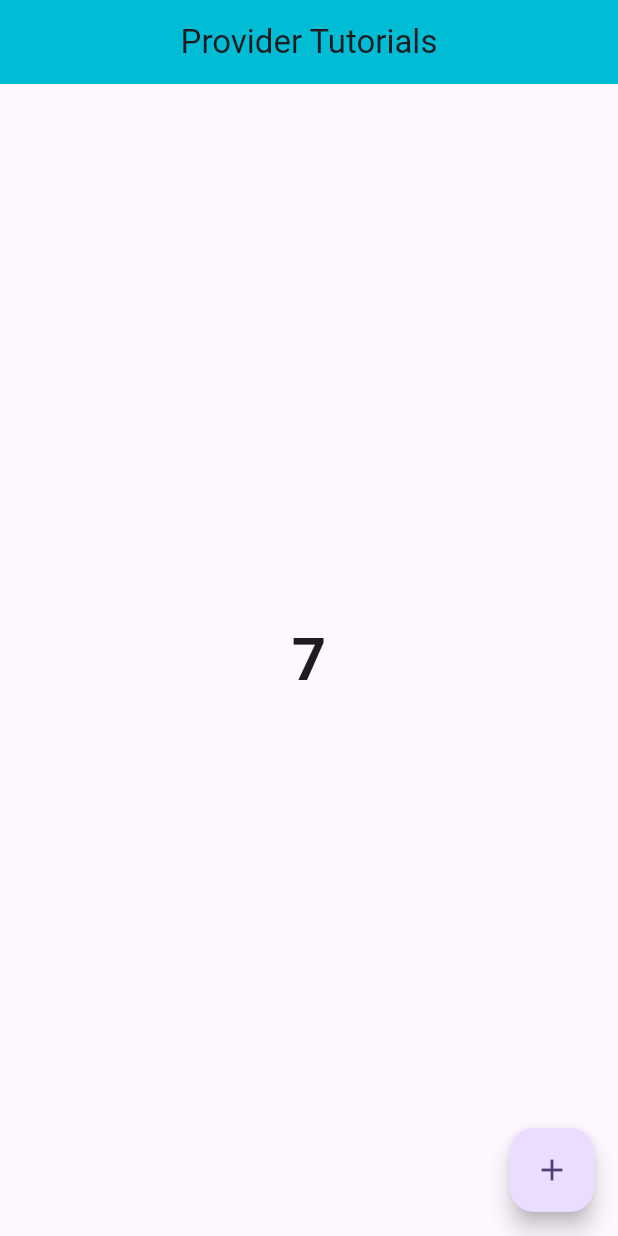
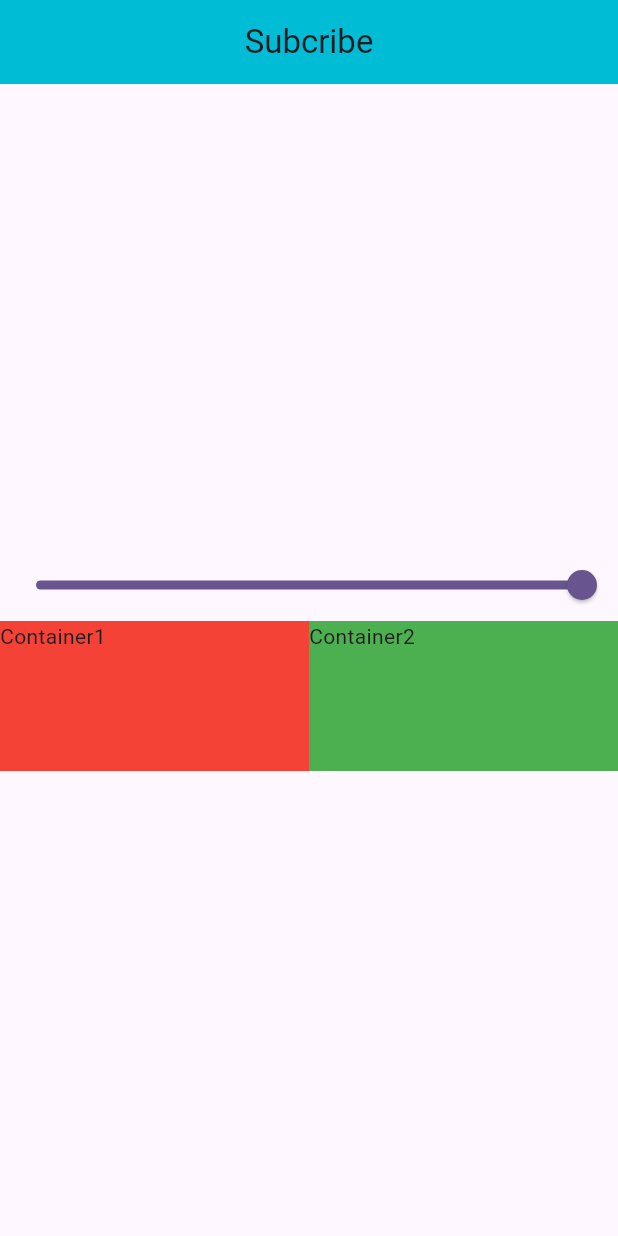
Before and after one commit to sm-aminul-islam/Provider_Tutorials, a Flutter app: the screen it shows after launch, on a phone screen of 412 x 824 dp. Run offline on Flutter 3.47's test engine with Material 3 defaults, Android fonts, the phone set to English and light mode, and no system bars.

Commit message:
slider example done

```diff
--- a/provider_tutorial/lib/main.dart
+++ b/provider_tutorial/lib/main.dart
@@ -1,6 +1,8 @@
 import 'package:flutter/material.dart';
 import 'package:provider/provider.dart';
 import 'package:provider_tutorial/provider/count_provider.dart';
+import 'package:provider_tutorial/provider/example_one_provider.dart';
+import 'package:provider_tutorial/screen/example_one.dart';
 import 'package:provider_tutorial/screen/home_screen.dart';
 
 void main() {
@@ -13,8 +15,11 @@
   // This widget is the root of your application.
   @override
   Widget build(BuildContext context) {
-    return ChangeNotifierProvider(
-        create: (_) => CountProvider(),
+    return MultiProvider(
+        providers: [
+          ChangeNotifierProvider(create: (_) => CountProvider()),
+          ChangeNotifierProvider(create: (_) => ExampleOneProvider()),
+        ],
         child: MaterialApp(
           title: 'Flutter Demo',
           theme: ThemeData(
@@ -23,7 +28,7 @@
             useMaterial3: true,
           ),
           debugShowCheckedModeBanner: false,
-          home: CountScreen(),
+          home: ExampleOne(),
         ));
   }
 }
--- /dev/null
+++ b/provider_tutorial/lib/provider/example_one_provider.dart
@@ -0,0 +1,10 @@
+import 'package:flutter/material.dart';
+
+class ExampleOneProvider with ChangeNotifier {
+  double _value = 1;
+  double get value => _value;
+  void setValue(double value) {
+    _value = value;
+    notifyListeners();
+  }
+}
--- /dev/null
+++ b/provider_tutorial/lib/screen/example_one.dart
@@ -0,0 +1,64 @@
+import 'package:flutter/material.dart';
+import 'package:provider/provider.dart';
+import 'package:provider_tutorial/provider/example_one_provider.dart';
+
+class ExampleOne extends StatefulWidget {
+  const ExampleOne({super.key});
+
+  @override
+  State<ExampleOne> createState() => _ExampleOneState();
+}
+
+class _ExampleOneState extends State<ExampleOne> {
+  @override
+  Widget build(BuildContext context) {
+    final provider = Provider.of<ExampleOneProvider>(context, listen: true);
+    print("build");
+    return Scaffold(
+      appBar: AppBar(
+        title: Text("Subcribe"),
+        centerTitle: true,
+      ),
+      body: Column(
+        mainAxisAlignment: MainAxisAlignment.center,
+        crossAxisAlignment: CrossAxisAlignment.center,
+        children: [
+          Center(child: Consumer<ExampleOneProvider>(
+            builder: (context, value, child) {
+              print("Build slider");
+              return Slider(
+                  min: 0,
+                  max: 1,
+                  value: value.value,
+                  onChanged: (val) {
+                    value.setValue(val);
+                  });
+            },
+          )),
+          Consumer<ExampleOneProvider>(builder: (context, value, child) {
+            return Row(
+              children: [
+                Expanded(
+                  child: Container(
+                    height: 100,
+                    decoration: BoxDecoration(
+                        color: Colors.red.withOpacity(value.value)),
+                    child: Text("Container1"),
+                  ),
+                ),
+                Expanded(
+                  child: Container(
+                    height: 100,
+                    decoration: BoxDecoration(
+                        color: Colors.green.withOpacity(value.value)),
+                    child: Text("Container2"),
+                  ),
+                )
+              ],
+            );
+          })
+        ],
+      ),
+    );
+  }
+}
--- a/provider_tutorial/lib/screen/home_screen.dart
+++ b/provider_tutorial/lib/screen/home_screen.dart
@@ -14,7 +14,6 @@
 class _CountScreenState extends State<CountScreen> {
   @override
   void initState() {
-    // TODO: implement initState
     super.initState();
     final countprovider = Provider.of<CountProvider>(context, listen: false);
 
@@ -37,7 +36,6 @@
         children: [
           Center(
               child: Consumer<CountProvider>(builder: (context, value, child) {
-            print("Only this widget build");
             return Text(
               value.count.toString(),
               style: TextStyle(fontSize: 40, fontWeight: FontWeight.bold),
```
